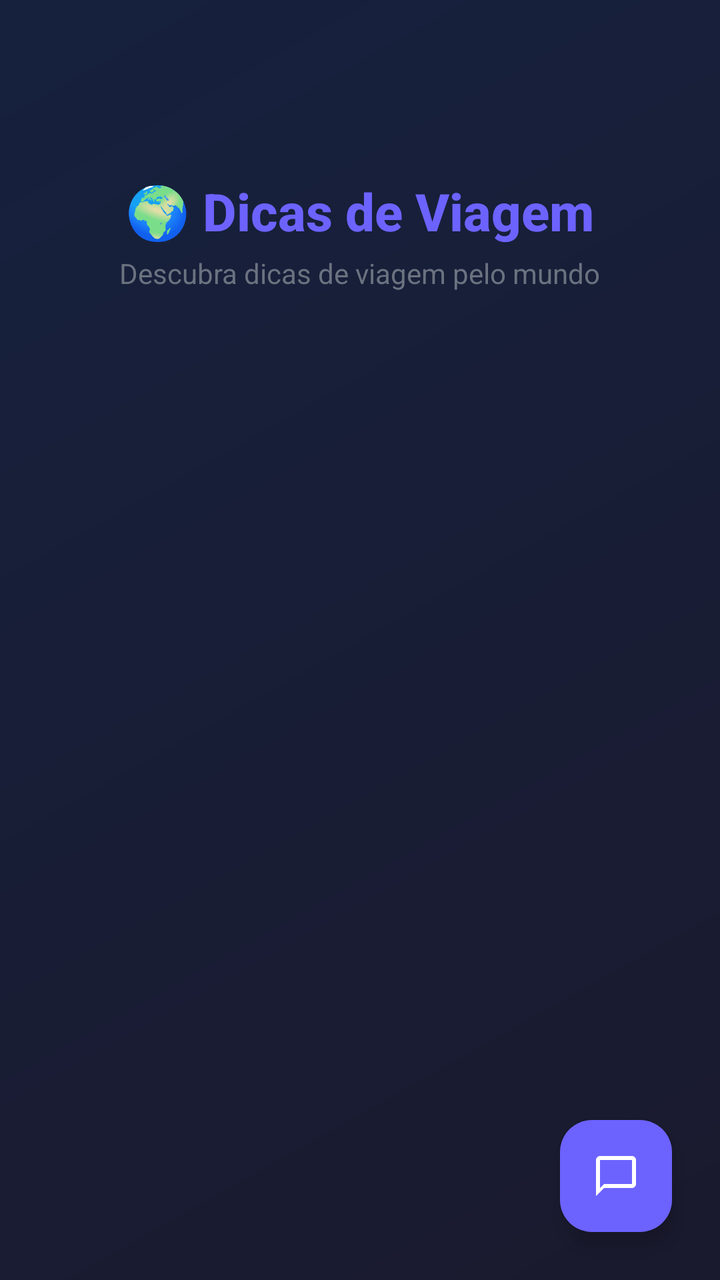
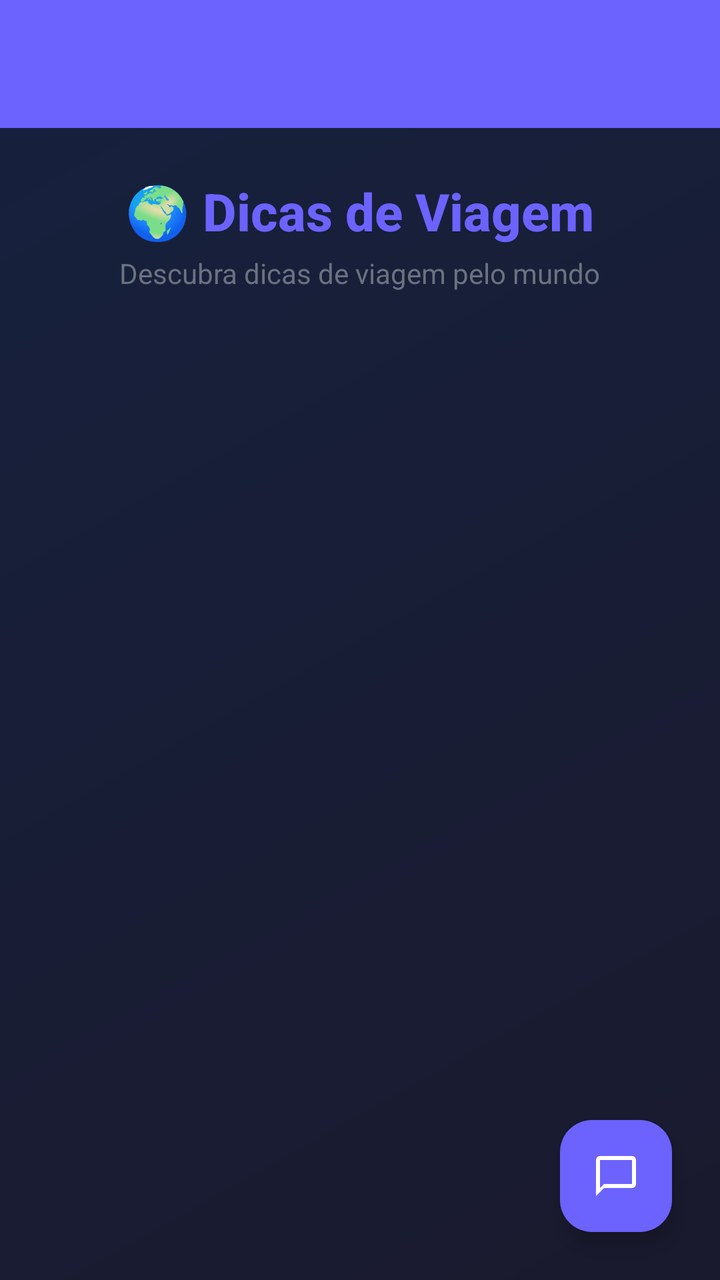

Before-and-after screenshots of an Android layout around one commit, followed by the original layout XML and the change that was made.
<!-- AndroidManifest.xml: application theme Theme.TravelGuide -->
<!-- res/layout/activity_main.xml -->
<?xml version="1.0" encoding="utf-8"?>
<androidx.coordinatorlayout.widget.CoordinatorLayout xmlns:android="http://schemas.android.com/apk/res/android"
    xmlns:app="http://schemas.android.com/apk/res-auto"
    xmlns:tools="http://schemas.android.com/tools"
    android:id="@+id/main"
    android:layout_width="match_parent"
    android:layout_height="match_parent"
    android:background="@drawable/bg_gradient"
    tools:context=".MainActivity">

    <LinearLayout
        android:layout_width="match_parent"
        android:layout_height="match_parent"
        android:orientation="vertical">

        <androidx.appcompat.widget.Toolbar
            android:id="@+id/toolbar"
            android:layout_width="0dp"
            android:layout_height="?attr/actionBarSize"
            android:background="@color/primary"
            android:elevation="8dp"
            app:layout_constraintEnd_toEndOf="parent"
            app:layout_constraintStart_toStartOf="parent"
            app:layout_constraintTop_toTopOf="parent"
            app:titleTextColor="@color/white" />

        <TextView
            android:id="@+id/titleTextView"
            android:layout_width="wrap_content"
            android:layout_height="wrap_content"
            android:layout_marginTop="24dp"
            android:text="🌍 Dicas de Viagem"
            android:textSize="26sp"
            android:textStyle="bold"
            android:textColor="@color/primary"
            android:fontFamily="sans-serif-medium"
            android:layout_gravity="center_horizontal" />

        <TextView
            android:id="@+id/subtitleTextView"
            android:layout_width="wrap_content"
            android:layout_height="wrap_content"
            android:layout_marginTop="4dp"
            android:text="Descubra dicas de viagem pelo mundo"
            android:textSize="14sp"
            android:textColor="@color/text_secondary"
            android:layout_gravity="center_horizontal" />

        <androidx.recyclerview.widget.RecyclerView
            android:id="@+id/recyclerView"
            android:layout_width="0dp"
            android:layout_height="0dp"
            android:layout_marginTop="16dp"
            android:layout_marginBottom="16dp"
            android:padding="8dp"
            android:clipToPadding="false"
            android:layout_weight="1" />

    </LinearLayout>

    
    <com.google.android.material.floatingactionbutton.FloatingActionButton
        android:id="@+id/fabChat"
        android:layout_width="wrap_content"
        android:layout_height="wrap_content"
        android:layout_gravity="bottom|end"
        android:layout_margin="24dp"
        android:src="@drawable/ic_menu_chat"
        android:contentDescription="Assistente de viagem"
        app:backgroundTint="@color/primary"
        app:tint="@color/white"
        app:fabSize="normal" />

</androidx.coordinatorlayout.widget.CoordinatorLayout>
<!-- resources referenced by this layout -->
<resources>
  <color name="primary">#6C63FF</color>
  <color name="text_secondary">#6B7280</color>
  <color name="white">#FFFFFFFF</color>
  <!-- drawable bg_gradient (drawable) -->
  <?xml version="1.0" encoding="utf-8"?>
  <shape xmlns:android="http://schemas.android.com/apk/res/android">
      <gradient
          android:startColor="@color/background_gradient_start"
          android:endColor="@color/background_gradient_end"
          android:angle="135" />
  </shape>
  <!-- drawable ic_menu_chat (drawable) -->
  <vector xmlns:android="http://schemas.android.com/apk/res/android"
      android:width="24dp"
      android:height="24dp"
      android:viewportWidth="24"
      android:viewportHeight="24">
      <path
          android:fillColor="#FFFFFF"
          android:pathData="M20,2H4C2.9,2 2,2.9 2,4V22L6,18H20C21.1,18 22,17.1 22,16V4C22,2.9 21.1,2 20,2ZM20,16H6L4,18V4H20V16Z"/>
  </vector>
  <style name="Theme.TravelGuide" parent="Base.Theme.TravelGuide" />
  <color name="background_gradient_start">#1a1a2e</color>
  <color name="background_gradient_end">#16213e</color>
  <style name="Base.Theme.TravelGuide" parent="Theme.Material3.DayNight.NoActionBar">
          
          
      </style>
</resources>

<!-- the commit's change to res/layout/activity_main.xml (unified diff, before → after) -->
@@ -15,13 +15,10 @@
 
         <androidx.appcompat.widget.Toolbar
             android:id="@+id/toolbar"
-            android:layout_width="0dp"
+            android:layout_width="match_parent"
             android:layout_height="?attr/actionBarSize"
             android:background="@color/primary"
             android:elevation="8dp"
-            app:layout_constraintEnd_toEndOf="parent"
-            app:layout_constraintStart_toStartOf="parent"
-            app:layout_constraintTop_toTopOf="parent"
             app:titleTextColor="@color/white" />
 
         <TextView
@@ -48,7 +45,7 @@
 
         <androidx.recyclerview.widget.RecyclerView
             android:id="@+id/recyclerView"
-            android:layout_width="0dp"
+            android:layout_width="match_parent"
             android:layout_height="0dp"
             android:layout_marginTop="16dp"
             android:layout_marginBottom="16dp"
